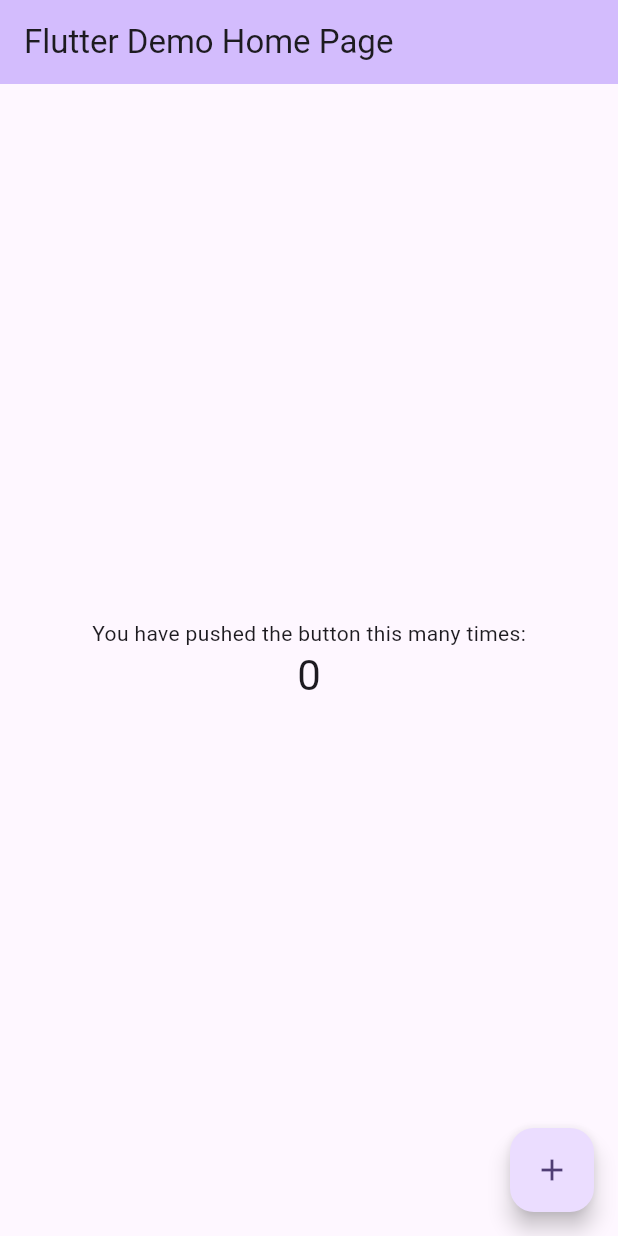
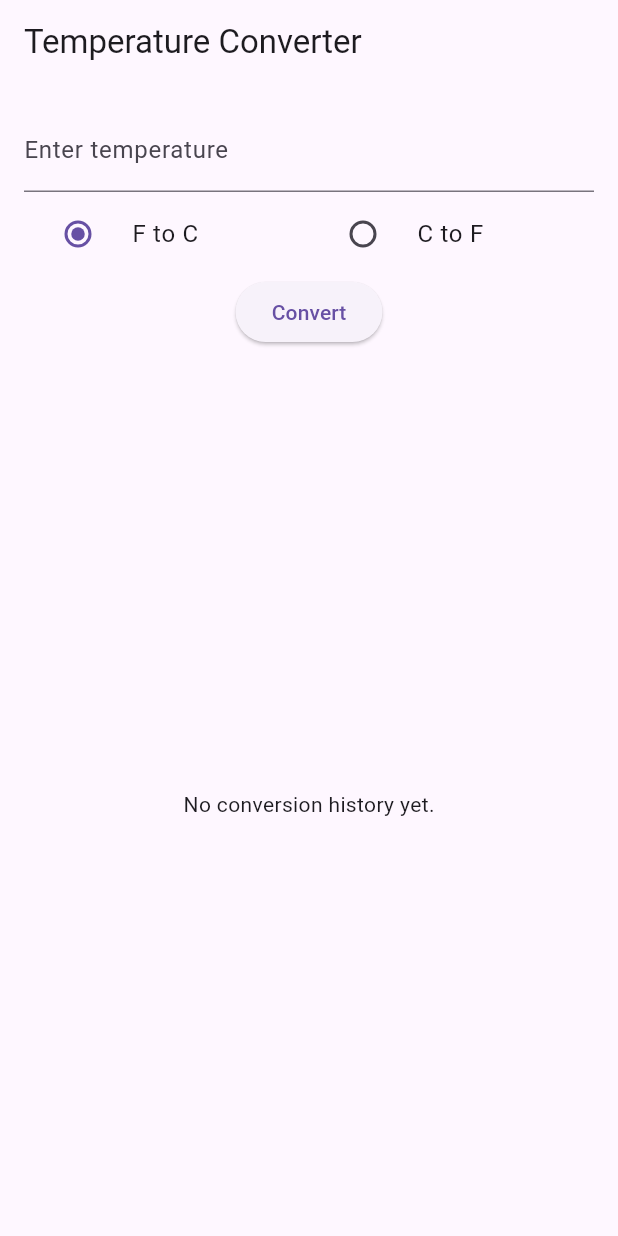
Before and after one commit to honorine22/individual-assignment, a Flutter app: the screen it shows after launch, on a phone screen of 412 x 824 dp. Run offline on Flutter 3.47's test engine with Material 3 defaults, Android fonts, the phone set to English and light mode, and no system bars.

Commit message:
conversion and history files

```diff
--- a/lib/main.dart
+++ b/lib/main.dart
@@ -1,122 +1,18 @@
 import 'package:flutter/material.dart';
+import 'screens/home_screen.dart';
 
 void main() {
-  runApp(const MyApp());
+  runApp(TemperatureConverterApp());
 }
 
-class MyApp extends StatelessWidget {
-  const MyApp({super.key});
-
-  // This widget is the root of your application.
+class TemperatureConverterApp extends StatelessWidget {
   @override
   Widget build(BuildContext context) {
     return MaterialApp(
-      title: 'Flutter Demo',
-      theme: ThemeData(
-        // This is the theme of your application.
-        //
-        // TRY THIS: Try running your application with "flutter run". You'll see
-        // the application has a purple toolbar. Then, without quitting the app,
-        // try changing the seedColor in the colorScheme below to Colors.green
-        // and then invoke "hot reload" (save your changes or press the "hot
-        // reload" button in a Flutter-supported IDE, or press "r" if you used
-        // the command line to start the app).
-        //
-        // Notice that the counter didn't reset back to zero; the application
-        // state is not lost during the reload. To reset the state, use hot
-        // restart instead.
-        //
-        // This works for code too, not just values: Most code changes can be
-        // tested with just a hot reload.
-        colorScheme: ColorScheme.fromSeed(seedColor: Colors.deepPurple),
-      ),
-      home: const MyHomePage(title: 'Flutter Demo Home Page'),
+      title: 'Temp Converter',
+      theme: ThemeData(primarySwatch: Colors.indigo),
+      home: HomeScreen(),
+      debugShowCheckedModeBanner: false,
     );
   }
 }
-
-class MyHomePage extends StatefulWidget {
-  const MyHomePage({super.key, required this.title});
-
-  // This widget is the home page of your application. It is stateful, meaning
-  // that it has a State object (defined below) that contains fields that affect
-  // how it looks.
-
-  // This class is the configuration for the state. It holds the values (in this
-  // case the title) provided by the parent (in this case the App widget) and
-  // used by the build method of the State. Fields in a Widget subclass are
-  // always marked "final".
-
-  final String title;
-
-  @override
-  State<MyHomePage> createState() => _MyHomePageState();
-}
-
-class _MyHomePageState extends State<MyHomePage> {
-  int _counter = 0;
-
-  void _incrementCounter() {
-    setState(() {
-      // This call to setState tells the Flutter framework that something has
-      // changed in this State, which causes it to rerun the build method below
-      // so that the display can reflect the updated values. If we changed
-      // _counter without calling setState(), then the build method would not be
-      // called again, and so nothing would appear to happen.
-      _counter++;
-    });
-  }
-
-  @override
-  Widget build(BuildContext context) {
-    // This method is rerun every time setState is called, for instance as done
-    // by the _incrementCounter method above.
-    //
-    // The Flutter framework has been optimized to make rerunning build methods
-    // fast, so that you can just rebuild anything that needs updating rather
-    // than having to individually change instances of widgets.
-    return Scaffold(
-      appBar: AppBar(
-        // TRY THIS: Try changing the color here to a specific color (to
-        // Colors.amber, perhaps?) and trigger a hot reload to see the AppBar
-        // change color while the other colors stay the same.
-        backgroundColor: Theme.of(context).colorScheme.inversePrimary,
-        // Here we take the value from the MyHomePage object that was created by
-        // the App.build method, and use it to set our appbar title.
-        title: Text(widget.title),
-      ),
-      body: Center(
-        // Center is a layout widget. It takes a single child and positions it
-        // in the middle of the parent.
-        child: Column(
-          // Column is also a layout widget. It takes a list of children and
-          // arranges them vertically. By default, it sizes itself to fit its
-          // children horizontally, and tries to be as tall as its parent.
-          //
-          // Column has various properties to control how it sizes itself and
-          // how it positions its children. Here we use mainAxisAlignment to
-          // center the children vertically; the main axis here is the vertical
-          // axis because Columns are vertical (the cross axis would be
-          // horizontal).
-          //
-          // TRY THIS: Invoke "debug painting" (choose the "Toggle Debug Paint"
-          // action in the IDE, or press "p" in the console), to see the
-          // wireframe for each widget.
-          mainAxisAlignment: MainAxisAlignment.center,
-          children: <Widget>[
-            const Text('You have pushed the button this many times:'),
-            Text(
-              '$_counter',
-              style: Theme.of(context).textTheme.headlineMedium,
-            ),
-          ],
-        ),
-      ),
-      floatingActionButton: FloatingActionButton(
-        onPressed: _incrementCounter,
-        tooltip: 'Increment',
-        child: const Icon(Icons.add),
-      ), // This trailing comma makes auto-formatting nicer for build methods.
-    );
-  }
-}
--- a/lib/screens/home_screen.dart
+++ b/lib/screens/home_screen.dart
@@ -0,0 +1,42 @@
+import 'package:flutter/material.dart';
+import '../widgets/conversion_form.dart';
+import '../widgets/history_list.dart';
+
+class HomeScreen extends StatefulWidget {
+  @override
+  State<HomeScreen> createState() => _HomeScreenState();
+}
+
+class _HomeScreenState extends State<HomeScreen> {
+  final List<String> history = [];
+
+  void addToHistory(String entry) {
+    setState(() {
+      history.insert(0, entry);
+    });
+  }
+
+  @override
+  Widget build(BuildContext context) {
+    return Scaffold(
+      appBar: AppBar(title: Text("Temperature Converter")),
+      body: OrientationBuilder(
+        builder: (context, orientation) {
+          return orientation == Orientation.portrait
+              ? Column(
+                children: [
+                  ConversionForm(onConvert: addToHistory),
+                  Expanded(child: HistoryList(history: history)),
+                ],
+              )
+              : Row(
+                children: [
+                  Expanded(child: ConversionForm(onConvert: addToHistory)),
+                  Expanded(child: HistoryList(history: history)),
+                ],
+              );
+        },
+      ),
+    );
+  }
+}
--- a/lib/widgets/conversion_form.dart
+++ b/lib/widgets/conversion_form.dart
@@ -0,0 +1,93 @@
+import 'package:flutter/material.dart';
+
+class ConversionForm extends StatefulWidget {
+  final void Function(String) onConvert;
+
+  ConversionForm({required this.onConvert});
+
+  @override
+  State<ConversionForm> createState() => _ConversionFormState();
+}
+
+class _ConversionFormState extends State<ConversionForm> {
+  final _controller = TextEditingController();
+  String _selectedConversion = 'F to C';
+  String? _result;
+
+  void _handleConvert() {
+    final input = double.tryParse(_controller.text);
+    if (input == null) {
+      ScaffoldMessenger.of(
+        context,
+      ).showSnackBar(SnackBar(content: Text('Please enter a valid number')));
+      return;
+    }
+
+    double result;
+    String entry;
+
+    if (_selectedConversion == 'F to C') {
+      result = (input - 32) * 5 / 9;
+      entry = "F to C: $input => ${result.toStringAsFixed(2)}";
+    } else {
+      result = input * 9 / 5 + 32;
+      entry = "C to F: $input => ${result.toStringAsFixed(2)}";
+    }
+
+    setState(() {
+      _result = result.toStringAsFixed(2);
+    });
+
+    widget.onConvert(entry);
+  }
+
+  @override
+  Widget build(BuildContext context) {
+    return Padding(
+      padding: EdgeInsets.all(16),
+      child: Column(
+        children: [
+          TextField(
+            controller: _controller,
+            keyboardType: TextInputType.number,
+            decoration: InputDecoration(labelText: 'Enter temperature'),
+          ),
+          Row(
+            children: [
+              Expanded(
+                child: RadioListTile<String>(
+                  title: Text('F to C'),
+                  value: 'F to C',
+                  groupValue: _selectedConversion,
+                  onChanged: (value) {
+                    setState(() {
+                      _selectedConversion = value!;
+                    });
+                  },
+                ),
+              ),
+              Expanded(
+                child: RadioListTile<String>(
+                  title: Text('C to F'),
+                  value: 'C to F',
+                  groupValue: _selectedConversion,
+                  onChanged: (value) {
+                    setState(() {
+                      _selectedConversion = value!;
+                    });
+                  },
+                ),
+              ),
+            ],
+          ),
+          ElevatedButton(onPressed: _handleConvert, child: Text('Convert')),
+          if (_result != null)
+            Padding(
+              padding: const EdgeInsets.only(top: 10),
+              child: Text('Result: $_result °', style: TextStyle(fontSize: 18)),
+            ),
+        ],
+      ),
+    );
+  }
+}
--- a/lib/widgets/history_list.dart
+++ b/lib/widgets/history_list.dart
@@ -0,0 +1,21 @@
+import 'package:flutter/material.dart';
+
+class HistoryList extends StatelessWidget {
+  final List<String> history;
+
+  const HistoryList({required this.history});
+
+  @override
+  Widget build(BuildContext context) {
+    return history.isEmpty
+        ? Center(child: Text("No conversion history yet."))
+        : ListView.builder(
+          itemCount: history.length,
+          itemBuilder:
+              (ctx, index) => ListTile(
+                leading: Icon(Icons.history),
+                title: Text(history[index]),
+              ),
+        );
+  }
+}
```
Also changed, not shown: 1 other file.
